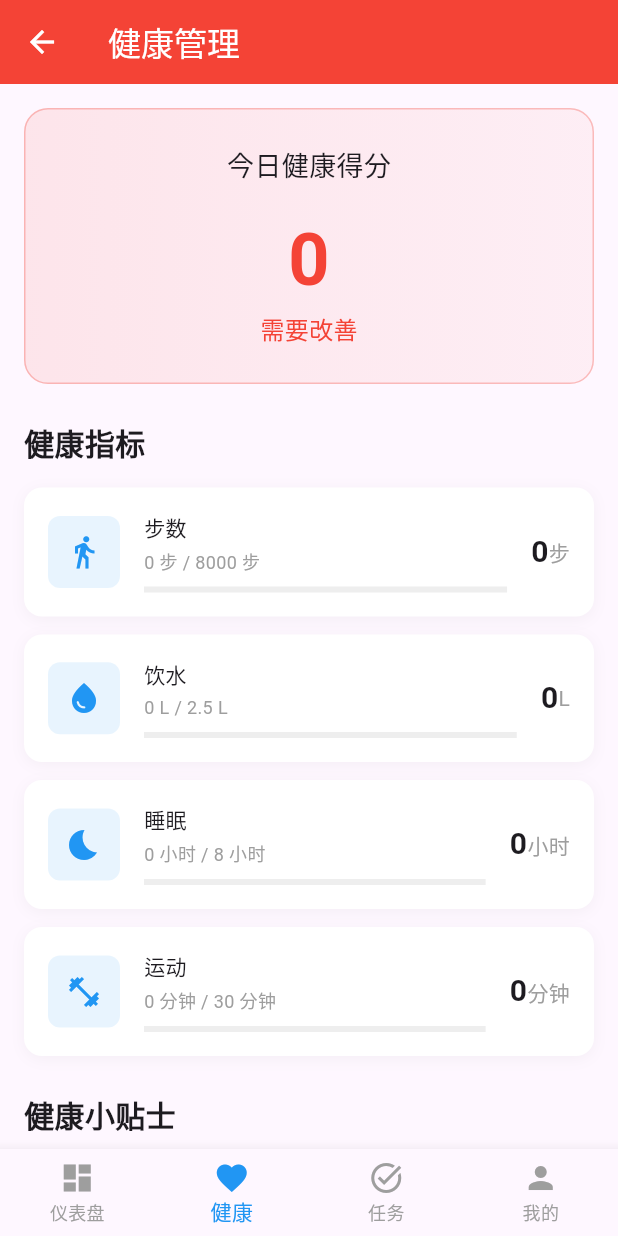
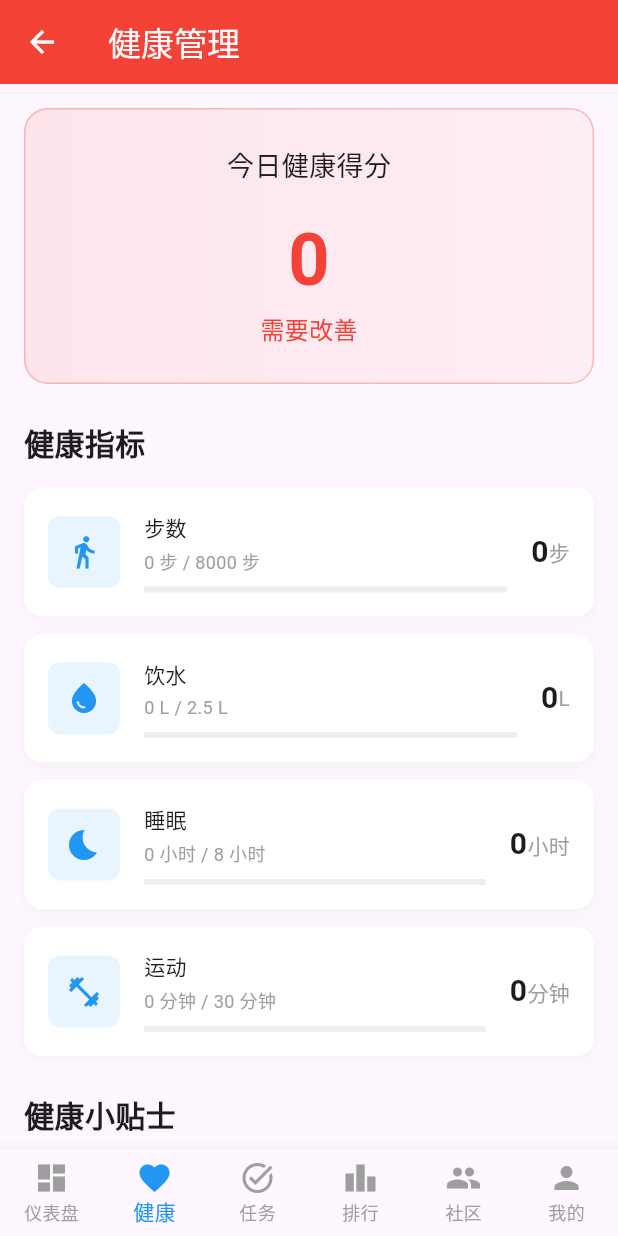
Before and after one commit to zyyx2002/chronowise, a Flutter app: the MainScreen screen opened directly, swiped to page 2, on a phone screen of 412 x 824 dp. Run offline on Flutter 3.47's test engine with Material 3 defaults, Android fonts, the phone set to English and light mode, and no system bars; our stand-ins replace shared_preferences, sqflite; accounts and stored records are empty.

Commit message:
这里写下清晰的描述，例如：完成了报告和社群页面

```diff
--- a/lib/screens/main_screen.dart
+++ b/lib/screens/main_screen.dart
@@ -5,6 +5,8 @@ import 'dashboard_screen.dart';
 import 'health_screen.dart';
 import 'tasks_screen.dart';
 import 'profile_screen.dart';
+import 'leaderboard_screen.dart';
+import 'community_screen.dart';
 
 class MainScreen extends StatefulWidget {
   const MainScreen({super.key});
@@ -21,6 +23,8 @@ class _MainScreenState extends State<MainScreen> {
     const DashboardScreen(),
     const HealthScreen(),
     const TasksScreen(),
+    const LeaderboardScreen(),
+    const CommunityScreen(),
     const ProfileScreen(),
   ];
 
@@ -28,6 +32,8 @@ class _MainScreenState extends State<MainScreen> {
     const BottomNavigationBarItem(icon: Icon(Icons.dashboard), label: '仪表盘'),
     const BottomNavigationBarItem(icon: Icon(Icons.favorite), label: '健康'),
     const BottomNavigationBarItem(icon: Icon(Icons.task_alt), label: '任务'),
+    const BottomNavigationBarItem(icon: Icon(Icons.leaderboard), label: '排行'),
+    const BottomNavigationBarItem(icon: Icon(Icons.people), label: '社区'),
     const BottomNavigationBarItem(icon: Icon(Icons.person), label: '我的'),
   ];
 
```
